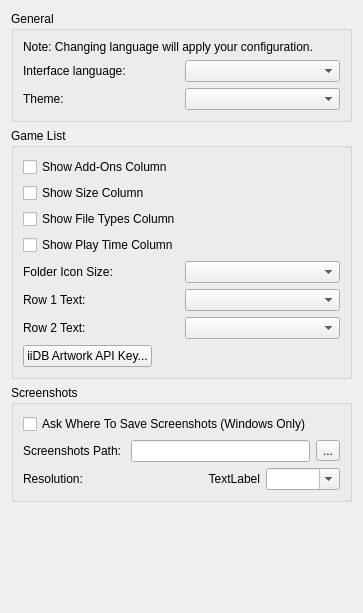
First picture: the form in src/lichii/configuration/configure_ui.ui, repository AC-Storm-YT/Lichii, before the edit.
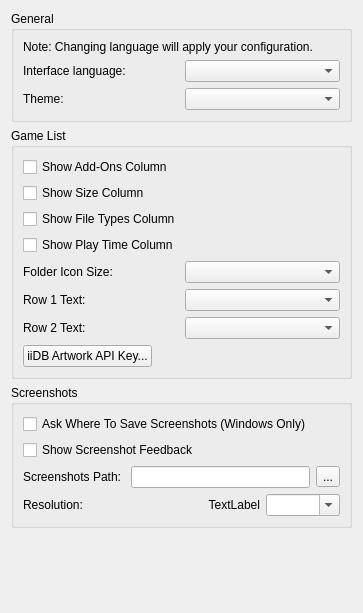
Second picture: the form after the edit.

Commit message:
qt: flash the game and say when a screenshot is saved
Taking a screenshot gave no feedback: the file was written silently.
Flash the game's picture when a screenshot is taken (the menu, Ctrl+P
or the controller's Capture button), then show "Screenshot saved" or
"Couldn't save the screenshot" in its corner, like the console. The
render window now reports when the image is written. A Show Screenshot
Feedback option, on by default, sits with the other screenshot
settings.

Closes #654

Diff of the .ui file:
```diff
--- a/src/lichii/configuration/configure_ui.ui
+++ b/src/lichii/configuration/configure_ui.ui
@@ -176,6 +176,16 @@
           </property>
          </widget>
         </item>
+        <item>
+         <widget class="QCheckBox" name="screenshot_feedback">
+          <property name="toolTip">
+           <string>Flashes the game when you take a screenshot, then shows whether it was saved.</string>
+          </property>
+          <property name="text">
+           <string>Show Screenshot Feedback</string>
+          </property>
+         </widget>
+        </item>
         <item>
          <layout class="QHBoxLayout" name="horizontalLayout_4">
           <item>
```
The commit also changes 9 other files.
